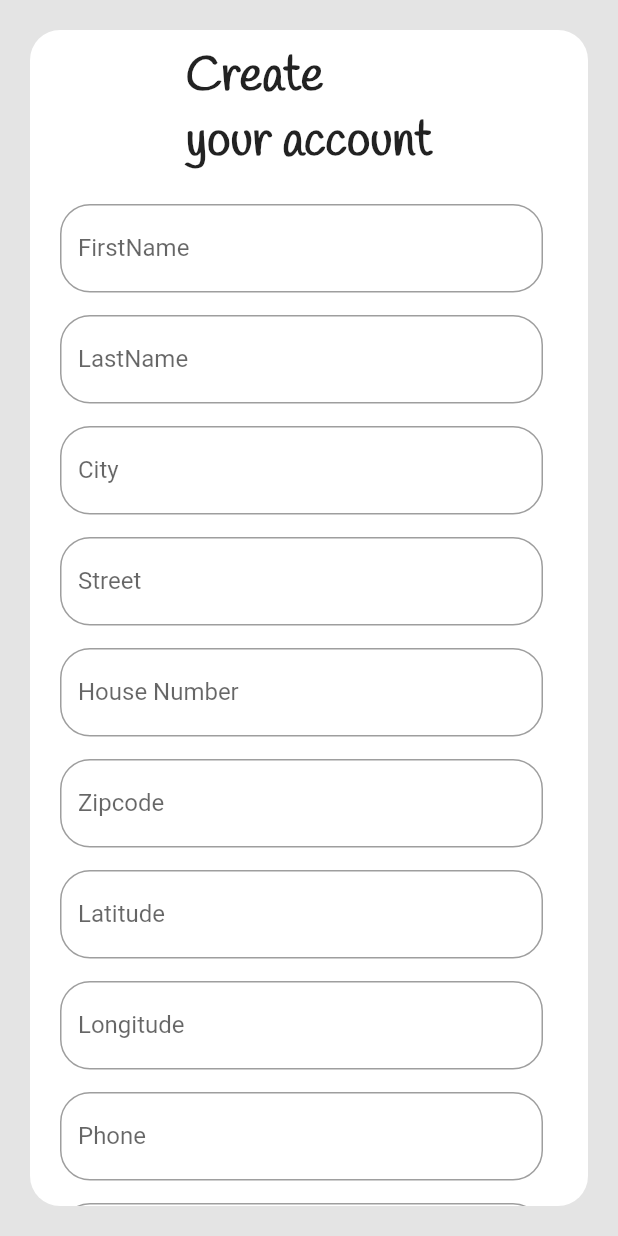
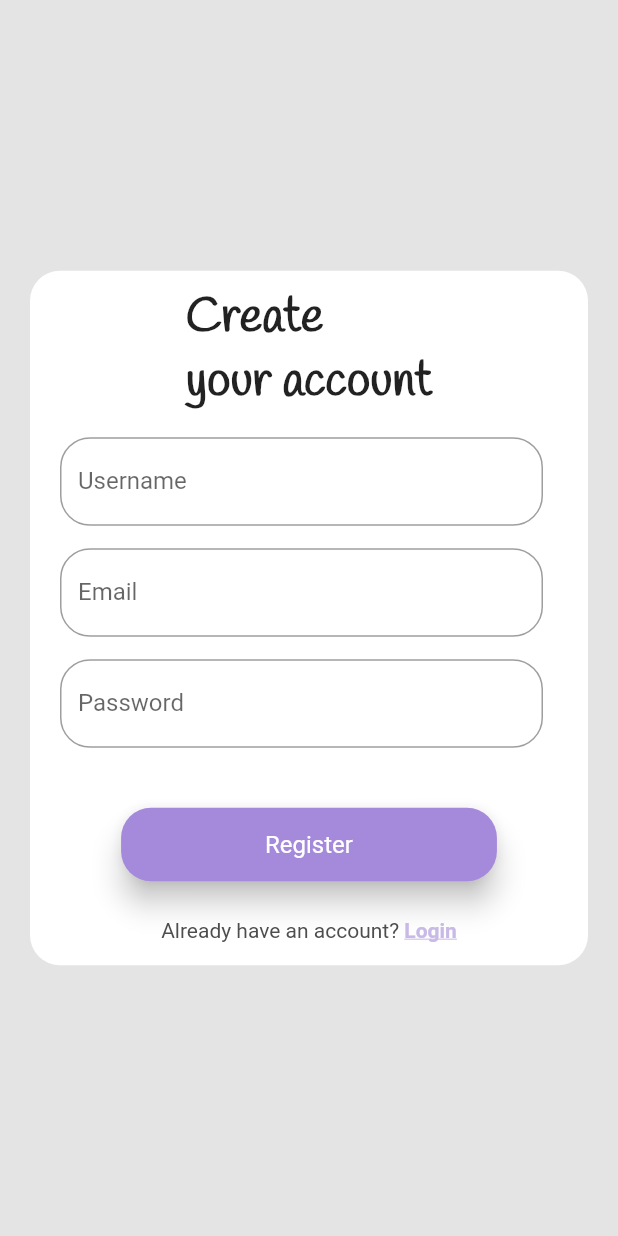
Before and after one commit to Juanavpc/App-Invoice, a Flutter app: the RegisterPage screen opened by its route, on a phone screen of 412 x 824 dp. Run offline on Flutter 3.47's test engine with Material 2 defaults, Android fonts, the light colour scheme and no system bars; our stand-ins replace shared_preferences; accounts and stored records are empty; project files that could hold a hidden picture were left out.

Commit message:
Creación de logica de registro

```diff
--- a/lib/Models/model_client.dart
+++ b/lib/Models/model_client.dart
@@ -13,50 +13,37 @@ class Client{
 }
 
 class ModeloCliente{
-  late int id;
-  late String email;
-  late String username;
+  late int Client_ID;
+  late String Client_name;
+  late String role;
   late String password;
-  late String firstname;
-  late String lastname;
-  late String city;
-  late String street;
-  late int number;
-  late String zipcode;
-  late String lat;
-  late String long;
-  late String phone;
+  late String Email;
+
+
+
+
 
   ModeloCliente(
-    this.id,
-    this.email,
-    this.username,
+    this.Client_ID,
+    this.Client_name,
+    this.role,
     this.password,
-    this.firstname,
-    this.lastname,
-    this.city,
-    this.street,
-  this.number,
-    this.zipcode,
-    this.lat,
-    this.long,
-    this.phone
+    this.Email
+
+
+
+
   );
 
   ModeloCliente.fromJsonMap(Map<String, dynamic> json){
-    id=json['id'];
-    email=json['email'];
-    username=json['username'];
+    Client_ID=json['Client_ID'];
+    Client_name=json['Client_name'];
+    role=json['role'];
     password=json['password'];
-    firstname=json['name']['firstname'];
-    lastname=json['name']['lastname'];
-    city=json['address']['city'];
-    street=json['address']['street'];
-    zipcode=json['address']['zipcode'];
-    lat=json['address']['geolocation']['lat'];
-    long=json['address']['geolocation']['long'];
-    phone=json['phone'];
-    number=json['address']['number'];
+    Email=json['Email'];
+
+
+
   }
 
 }
--- a/lib/Pages/Login_Page.dart
+++ b/lib/Pages/Login_Page.dart
@@ -73,7 +73,7 @@ class _LoginPageState extends State<LoginPage> {
                     padding: const EdgeInsets.only(right: 30, left: 20),
                     child: TextFormField(
                       controller: _usernameController,
-                      keyboardType: TextInputType.name,
+                      keyboardType: TextInputType.emailAddress,
                       decoration: InputDecoration(
                         icon: Icon(Icons.person,
                             color: Color.fromARGB(255, 201, 185, 231), size: 30),
@@ -187,11 +187,12 @@ void login() async{
     var status=false;
     final getprovider= ClientProvider();
     var data=await getprovider.getClients();
+
     if(_usernameController.text.isNotEmpty && _passwordController.text.isNotEmpty){
       data.map((elem){
-        if(_usernameController.text==elem.username && _passwordController.text==elem.password){
+        if(_usernameController.text==elem.Email && _passwordController.text==elem.password){
           status=true;
-          return pageRoute(elem.username);
+          return pageRoute(elem.Email);
         }
       }).toList();
       if (status == false){
--- a/lib/Pages/Register_Page.dart
+++ b/lib/Pages/Register_Page.dart
@@ -1,5 +1,9 @@
 import 'package:flutter/gestures.dart';
 import 'package:flutter/material.dart';
+import 'package:shared_preferences/shared_preferences.dart';
+
+import '../Providers/client_provider.dart';
+import 'Home_Page.dart';
 
 class RegisterPage extends StatefulWidget {
   const RegisterPage({super.key});
@@ -9,11 +13,40 @@ class RegisterPage extends StatefulWidget {
 }
 
 class _RegisterPageState extends State<RegisterPage> {
+
+  TextEditingController _usernameController = TextEditingController();
+  TextEditingController _emailController = TextEditingController();
+  TextEditingController _passwordController = TextEditingController();
+
+  @override
+  void initState() {
+    super.initState();
+    checkLogin();
+
+
+  }
+  void checkLogin() async{
+    //aqui se verifica si el usuario ya esta logueado
+    SharedPreferences pref= await SharedPreferences.getInstance();
+    String? val= await pref.getString("login");
+    if (val!=null){
+      Navigator.of(context).pushAndRemoveUntil(MaterialPageRoute(builder: (context)=>HomePage()), (route) => false);
+
+    }
+  }
+
+  @override
+  void dispose(){
+    super.dispose();
+  }
+
+
   @override
   Widget build(BuildContext context) {
     return Scaffold(
       backgroundColor: Color.fromARGB(255, 228, 228, 228),
-      body: Container(
+      body: Center(
+        child: Container(
           decoration: BoxDecoration(
             color: Colors.white,
             borderRadius: BorderRadius.circular(20),
@@ -32,236 +65,9 @@ class _RegisterPageState extends State<RegisterPage> {
                     fontFamily: "Handlee",
                   ),
                 ),
-              SizedBox(height: 20),
-              _FirstNameField(),
+
                 SizedBox(height: 15),
-              _LastNameField(),
-              SizedBox(height: 15),
-              _City(),
-              SizedBox(height: 15),
-              _Street(),
-              SizedBox(height: 15),
-              _HouseNumber(),
-              SizedBox(height: 15),
-              _Zipcode(),
-              SizedBox(height: 15),
-              _Lat(),
-              SizedBox(height: 15),
-              _Long(),
-              SizedBox(height: 15),
-              _PhoneNumber(),
-              SizedBox(height: 15),
-              _UsernameField(),
-              SizedBox(height: 15),
-              _EmailField(),
-              SizedBox(height: 15),
-              _PasswordField(),
-              SizedBox(height: 40),
-              _botonRegister(),
-              SizedBox(height: 15),
-            ],
-          ),
-        ),
-      ),
-    );
-  }
-}
-
-TextEditingController _firstnameController = TextEditingController();
-TextEditingController _lastnameController = TextEditingController();
-TextEditingController _cityController = TextEditingController();
-TextEditingController _streetController = TextEditingController();
-TextEditingController _housenumberController = TextEditingController();
-TextEditingController _zipcodeController = TextEditingController();
-TextEditingController _latController = TextEditingController();
-TextEditingController _longController = TextEditingController();
-TextEditingController _phonenumberController = TextEditingController();
-TextEditingController _usernameController = TextEditingController();
-TextEditingController _emailController = TextEditingController();
-TextEditingController _passwordController = TextEditingController();
-
-Widget _FirstNameField() {
-  return Padding(
-    padding: const EdgeInsets.only(right: 30, left: 20),
-    child: TextFormField(
-      controller: _firstnameController,
-      keyboardType: TextInputType.name,
-      decoration: InputDecoration(
-        hintText: "FirstName",
-        labelText: "FirstName",
-        border: OutlineInputBorder(
-          borderRadius: BorderRadius.circular(20),
-          borderSide: BorderSide(
-            color: Color.fromARGB(255, 201, 185, 231),
-          ),
-        ),
-      ),
-    ),
-  );
-}
-
-Widget _LastNameField() {
-  return Padding(
-    padding: const EdgeInsets.only(right: 30, left: 20),
-    child: TextFormField(
-      controller: _lastnameController,
-      keyboardType: TextInputType.name,
-      decoration: InputDecoration(
-        hintText: "LastName",
-        labelText: "LastName",
-        border: OutlineInputBorder(
-          borderRadius: BorderRadius.circular(20),
-          borderSide: BorderSide(
-            color: Color.fromARGB(255, 201, 185, 231),
-          ),
-        ),
-      ),
-    ),
-  );
-}
-
-Widget _City() {
-  return Padding(
-    padding: const EdgeInsets.only(right: 30, left: 20),
-    child: TextFormField(
-      controller: _cityController,
-      keyboardType: TextInputType.text,
-      decoration: InputDecoration(
-        hintText: "City",
-        labelText: "City",
-        border: OutlineInputBorder(
-          borderRadius: BorderRadius.circular(20),
-          borderSide: BorderSide(
-            color: Color.fromARGB(255, 201, 185, 231),
-          ),
-        ),
-      ),
-    ),
-  );
-}
-
-Widget _Street() {
-  return Padding(
-    padding: const EdgeInsets.only(right: 30, left: 20),
-    child: TextFormField(
-      controller: _streetController,
-      keyboardType: TextInputType.streetAddress,
-      decoration: InputDecoration(
-        hintText: "Street",
-        labelText: "Street",
-        border: OutlineInputBorder(
-          borderRadius: BorderRadius.circular(20),
-          borderSide: BorderSide(
-            color: Color.fromARGB(255, 201, 185, 231),
-          ),
-        ),
-      ),
-    ),
-  );
-}
-
-Widget _HouseNumber() {
-  return Padding(
-    padding: const EdgeInsets.only(right: 30, left: 20),
-    child: TextFormField(
-      controller: _housenumberController,
-      keyboardType: TextInputType.number,
-      decoration: InputDecoration(
-        hintText: "House Number",
-        labelText: "House Number",
-        border: OutlineInputBorder(
-          borderRadius: BorderRadius.circular(20),
-          borderSide: BorderSide(
-            color: Color.fromARGB(255, 201, 185, 231),
-          ),
-        ),
-      ),
-    ),
-  );
-}
-
-Widget _Zipcode() {
-  return Padding(
-    padding: const EdgeInsets.only(right: 30, left: 20),
-    child: TextFormField(
-      controller: _zipcodeController,
-      keyboardType: TextInputType.number,
-      decoration: InputDecoration(
-        hintText: "Zipcode",
-        labelText: "Zipcode",
-        border: OutlineInputBorder(
-          borderRadius: BorderRadius.circular(20),
-          borderSide: BorderSide(
-            color: Color.fromARGB(255, 201, 185, 231),
-          ),
-        ),
-      ),
-    ),
-  );
-}
-
-Widget _Lat() {
-  return Padding(
-    padding: const EdgeInsets.only(right: 30, left: 20),
-    child: TextFormField(
-      controller: _latController,
-      keyboardType: TextInputType.number,
-      decoration: InputDecoration(
-        hintText: "Latitude",
-        labelText: "Latitude",
-        border: OutlineInputBorder(
-          borderRadius: BorderRadius.circular(20),
-          borderSide: BorderSide(
-            color: Color.fromARGB(255, 201, 185, 231),
-          ),
-        ),
-      ),
-    ),
-  );
-}
-
-Widget _Long() {
-  return Padding(
-    padding: const EdgeInsets.only(right: 30, left: 20),
-    child: TextFormField(
-      controller: _longController,
-      keyboardType: TextInputType.number,
-      decoration: InputDecoration(
-        hintText: "Longitude",
-        labelText: "Longitude",
-        border: OutlineInputBorder(
-          borderRadius: BorderRadius.circular(20),
-          borderSide: BorderSide(
-            color: Color.fromARGB(255, 201, 185, 231),
-          ),
-        ),
-      ),
-    ),
-  );
-}
-
-Widget _PhoneNumber() {
-  return Padding(
-    padding: const EdgeInsets.only(right: 30, left: 20),
-    child: TextFormField(
-      controller: _phonenumberController,
-      keyboardType: TextInputType.phone,
-      decoration: InputDecoration(
-        hintText: "Phone",
-        labelText: "Phone",
-        border: OutlineInputBorder(
-          borderRadius: BorderRadius.circular(20),
-          borderSide: BorderSide(
-            color: Color.fromARGB(255, 201, 185, 231),
-          ),
-        ),
-      ),
-    ),
-  );
-}
-
-Widget _UsernameField() {
-  return Padding(
+                  Padding(
                     padding: const EdgeInsets.only(right: 30, left: 20),
                     child: TextFormField(
                       controller: _usernameController,
@@ -277,11 +83,11 @@ Widget _UsernameField() {
                         ),
                       ),
                     ),
-  );
-}
+                  ),
+                SizedBox(height: 15),
 
-Widget _EmailField() {
-  return Padding(
+
+                Padding(
                   padding: const EdgeInsets.only(right: 30, left: 20),
                   child: TextFormField(
                     controller: _emailController,
@@ -297,11 +103,13 @@ Widget _EmailField() {
                       ),
                     ),
                   ),
-  );
-}
+                ),
 
-Widget _PasswordField() {
-  return Padding(
+
+                SizedBox(height: 15),
+
+
+                Padding(
                   padding: const EdgeInsets.only(right: 30, left: 20),
                   child: TextFormField(
                     controller: _passwordController,
@@ -318,11 +126,11 @@ Widget _PasswordField() {
                       ),
                     ),
                   ),
-  );
-}
+                ),
 
-Widget _botonRegister() {
-  return ElevatedButton(
+
+                SizedBox(height: 40),
+                ElevatedButton(
                   child: Container(
                     padding: EdgeInsets.symmetric(horizontal: 80, vertical: 15),
                     child: Text(
@@ -336,6 +144,78 @@ Widget _botonRegister() {
                     elevation: 8,
                     textStyle: TextStyle(color: Colors.white),
                   ),
-    onPressed: () {},
+                  onPressed: () {
+                    register();
+                  },
+                ),
+                SizedBox(height: 15),
+                Align(
+                    alignment: Alignment.center,
+                    child: Padding(
+                      padding: EdgeInsets.only(top: 10),
+                      child: RichText(
+                          text: TextSpan(
+                            style: TextStyle(
+                              fontSize: 14,
+                              color: Color.fromARGB(255, 77, 77, 77),
+                            ),
+                            children: [
+                              TextSpan(text: "Already have an account? "),
+                              TextSpan(
+                                text: "Login",
+                                style: TextStyle(
+                                  color: Color.fromARGB(255, 201, 185, 231),
+                                  fontWeight: FontWeight.bold,
+                                  decoration: TextDecoration.underline,
+                                ),
+                                recognizer: TapGestureRecognizer()
+                                  ..onTap = () {
+                                    Navigator.pushNamed(context, '/');
+                                  },
+                              ),
+                            ],
+                          )),
+                    )),
+                SizedBox(height: 15),
+              ],
+            ),
+          ),
+        ),
+      )
     );
   }
+  void register() async{
+    var status=false;
+    final getprovider= ClientProvider();
+    var data=await getprovider.getClients();
+
+
+
+
+    if(_usernameController.text.isNotEmpty && _passwordController.text.isNotEmpty && _emailController.text.isNotEmpty){
+      data.map((elem){
+        if(_emailController.text==elem.Email){
+          status=true;
+        }
+      }).toList();
+      if (status==false){
+        await getprovider.addClients(_usernameController.text,_passwordController.text,_emailController.text);
+        pageRoute(_emailController.text);
+
+      }else{
+        ScaffoldMessenger.of(context).showSnackBar(SnackBar(content: Text("Ya existe")));
+      }
+
+    }else{
+      ScaffoldMessenger.of(context).showSnackBar(SnackBar(content: Text("Blank Value Found")));
+    }
+
+  }
+
+  void pageRoute(String user) async{
+    SharedPreferences pref= await SharedPreferences.getInstance();
+    await pref.setString("login", user);
+    Navigator.of(context).pushAndRemoveUntil(MaterialPageRoute(builder: (context)=>HomePage()), (route) => false);
+
+  }
+}
--- a/lib/Providers/client_provider.dart
+++ b/lib/Providers/client_provider.dart
@@ -1,13 +1,16 @@
+import 'dart:io';
+
 import 'package:http/http.dart' as http;
 import 'dart:convert';
 import 'dart:async';
 import 'package:app_invoice/Models/model_client.dart';
 
 class ClientProvider {
-  final _url = "https://fakestoreapi.com/users";
+
 
   Future<List<ModeloCliente>> getClients() async {
-    final resp = await http.get(Uri.parse(_url));
+
+    final resp = await http.get(Uri.parse("http://localhost:5005/api/clients"));
     if(resp.statusCode == 200){
       String body = utf8.decode(resp.bodyBytes);
       final decodedData = jsonDecode(body);      //se encarga de tomar el body en String y convertirlo a un json
@@ -18,6 +21,18 @@ class ClientProvider {
       throw Exception("Ocurrió algo  ${resp.statusCode}");
     }
   }
+  Future<String> addClients( String name, String password, String email) async {
+    Map data={  'Client_name': name,
+      'password': password,
+      'Email': email
+    };
+    String body=jsonEncode(data);
+    http.Response resp = await http.post(Uri.parse("http://localhost:5005/api/clients"),
+    headers: {"Content-Type": "application/json"},body:body
+    );
+    print(resp.body.toString());
+    return resp.statusCode.toString();
+  }
 
 
 
```
Lines whose indentation alone changed are shown as unchanged.
